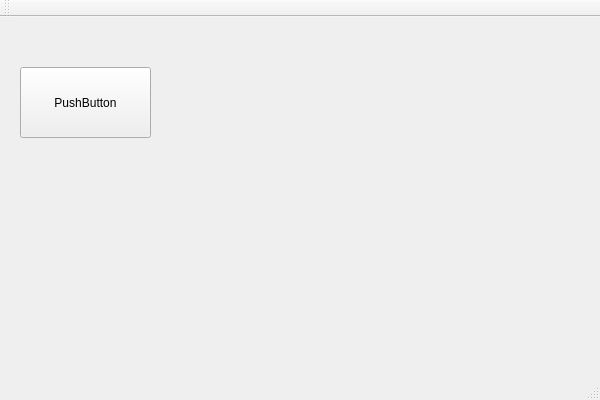
Above: ControlsDemo/ControlsDemo.ui from CaiHongkung/QCControls before the change. Below: the same form after it.
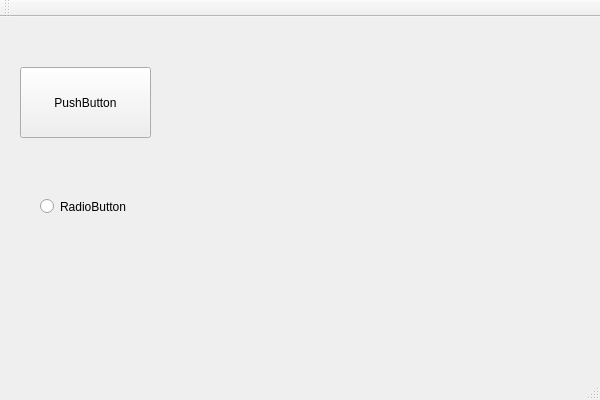
That is the form after the change. Custom widgets are drawn as their Qt base class.

```diff
--- a/ControlsDemo/ControlsDemo.ui
+++ b/ControlsDemo/ControlsDemo.ui
@@ -27,6 +27,19 @@
      <string>PushButton</string>
     </property>
    </widget>
+   <widget class="QCRatioButton" name="radioButton">
+    <property name="geometry">
+     <rect>
+      <x>40</x>
+      <y>180</y>
+      <width>115</width>
+      <height>19</height>
+     </rect>
+    </property>
+    <property name="text">
+     <string>RadioButton</string>
+    </property>
+   </widget>
   </widget>
   <widget class="QMenuBar" name="menuBar">
    <property name="geometry">
@@ -55,6 +68,11 @@
    <extends>QPushButton</extends>
    <header>qcbutton.h</header>
   </customwidget>
+  <customwidget>
+   <class>QCRatioButton</class>
+   <extends>QRadioButton</extends>
+   <header>qcratiobutton.h</header>
+  </customwidget>
  </customwidgets>
  <resources>
   <include location="ControlsDemo.qrc"/>
```
